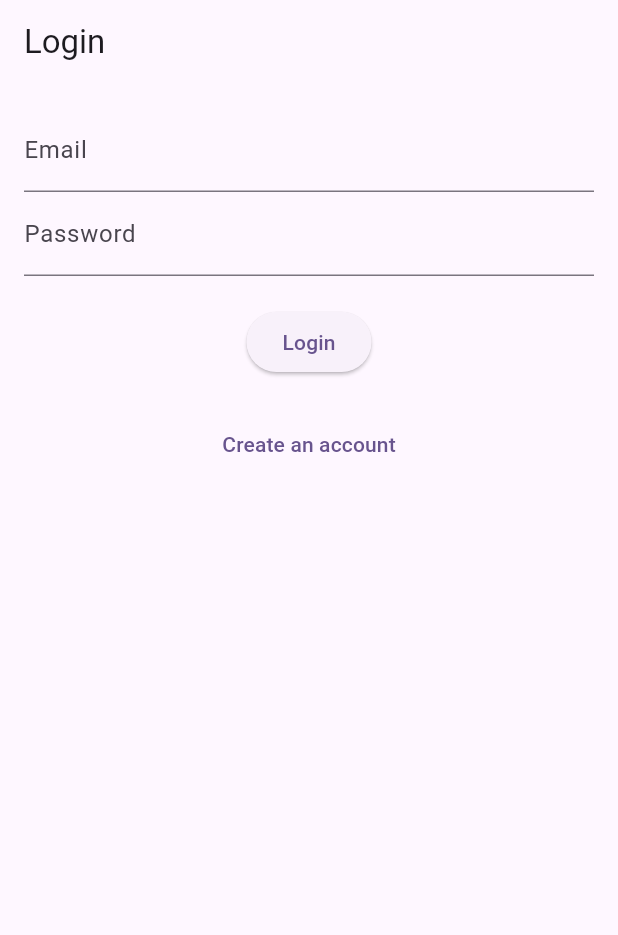
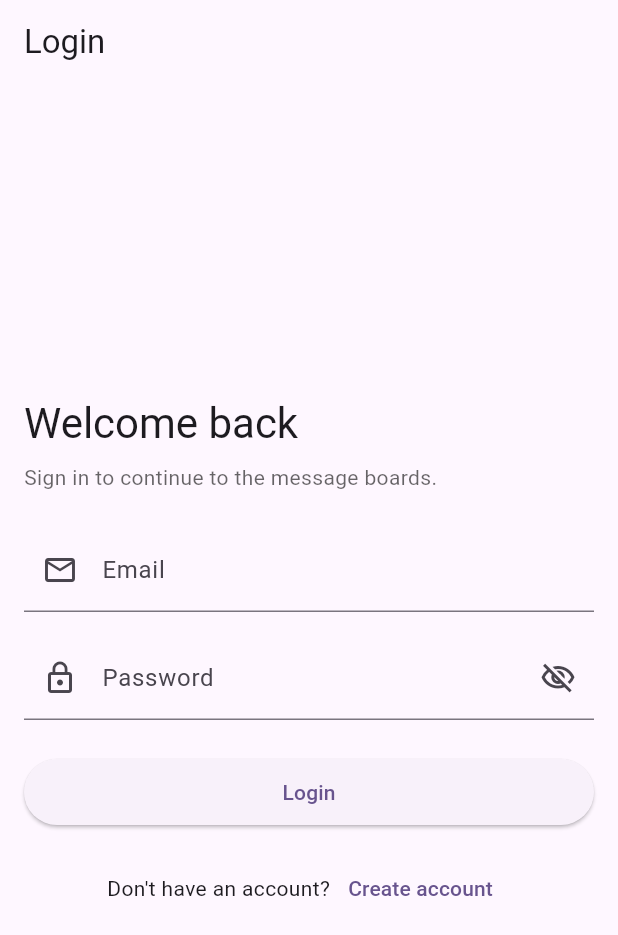
Before and after one commit to NickJohnson06/message_board, a Flutter app: the screen it shows after launch, on a phone screen of 412 x 824 dp. Shown: the top 935 px of the screen. Run offline on Flutter 3.47's test engine with Material 3 defaults, Android fonts, the phone set to English and light mode, and no system bars; our stand-ins replace cloud_firestore, firebase_auth, firebase_core; accounts and stored records are empty.

Commit message:
improved login screen with form validation and better UX

```diff
--- a/lib/screens/auth/login_screen.dart
+++ b/lib/screens/auth/login_screen.dart
@@ -10,12 +10,18 @@ class LoginScreen extends StatefulWidget {
 }
 
 class _LoginScreenState extends State<LoginScreen> {
+  final _formKey = GlobalKey<FormState>();
+
   final _emailController = TextEditingController();
   final _passwordController = TextEditingController();
+
   bool _loading = false;
+  bool _obscurePassword = true;
   String? _errorMessage;
 
   Future<void> _login() async {
+    if (!_formKey.currentState!.validate()) return;
+
     setState(() {
       _loading = true;
       _errorMessage = null;
@@ -26,11 +32,11 @@ class _LoginScreenState extends State<LoginScreen> {
         email: _emailController.text.trim(),
         password: _passwordController.text.trim(),
       );
-
-      // Success → AuthGate will redirect to MainScaffold
+      // On success, AuthGate will rebuild and push MainScaffold.
+      // No need to manually navigate.
     } catch (e) {
       setState(() {
-        _errorMessage = e.toString();
+        _errorMessage = 'Login failed. Please check your email and password.';
         _loading = false;
       });
     }
@@ -38,44 +44,127 @@ class _LoginScreenState extends State<LoginScreen> {
 
   @override
   Widget build(BuildContext context) {
+    final theme = Theme.of(context);
+
     return Scaffold(
       appBar: AppBar(title: const Text('Login')),
       body: Padding(
         padding: const EdgeInsets.all(16),
-        child: Column(
+        child: Center(
+          child: ConstrainedBox(
+            constraints: const BoxConstraints(maxWidth: 420),
+            child: Form(
+              key: _formKey,
+              child: ListView(
+                shrinkWrap: true,
                 children: [
+                  Text(
+                    'Welcome back',
+                    style: theme.textTheme.headlineMedium,
+                  ),
+                  const SizedBox(height: 8),
+                  Text(
+                    'Sign in to continue to the message boards.',
+                    style: theme.textTheme.bodyMedium
+                        ?.copyWith(color: theme.hintColor),
+                  ),
+                  const SizedBox(height: 24),
+
                   if (_errorMessage != null)
-              Text(
+                    Container(
+                      margin: const EdgeInsets.only(bottom: 12),
+                      padding: const EdgeInsets.all(12),
+                      decoration: BoxDecoration(
+                        color: Colors.red.withOpacity(0.06),
+                        borderRadius: BorderRadius.circular(8),
+                        border: Border.all(color: Colors.redAccent),
+                      ),
+                      child: Text(
                         _errorMessage!,
                         style: const TextStyle(color: Colors.red),
                       ),
-            TextField(
+                    ),
+
+                  TextFormField(
                     controller: _emailController,
-              decoration: const InputDecoration(labelText: 'Email'),
+                    decoration: const InputDecoration(
+                      labelText: 'Email',
+                      prefixIcon: Icon(Icons.email_outlined),
                     ),
-            TextField(
+                    keyboardType: TextInputType.emailAddress,
+                    validator: (value) {
+                      final v = value?.trim() ?? '';
+                      if (v.isEmpty) return 'Email is required';
+                      if (!v.contains('@')) return 'Enter a valid email';
+                      return null;
+                    },
+                  ),
+                  const SizedBox(height: 16),
+
+                  TextFormField(
                     controller: _passwordController,
-              decoration: const InputDecoration(labelText: 'Password'),
-              obscureText: true,
+                    decoration: InputDecoration(
+                      labelText: 'Password',
+                      prefixIcon: const Icon(Icons.lock_outline),
+                      suffixIcon: IconButton(
+                        icon: Icon(
+                          _obscurePassword
+                              ? Icons.visibility_off_outlined
+                              : Icons.visibility_outlined,
                         ),
-            const SizedBox(height: 20),
+                        onPressed: () {
+                          setState(() {
+                            _obscurePassword = !_obscurePassword;
+                          });
+                        },
+                      ),
+                    ),
+                    obscureText: _obscurePassword,
+                    validator: (value) {
+                      final v = value ?? '';
+                      if (v.isEmpty) return 'Password is required';
+                      if (v.length < 6) return 'Min 6 characters';
+                      return null;
+                    },
+                  ),
+                  const SizedBox(height: 24),
+
                   _loading
-                ? const CircularProgressIndicator()
-                : ElevatedButton(
+                      ? const Center(child: CircularProgressIndicator())
+                      : SizedBox(
+                          width: double.infinity,
+                          child: ElevatedButton(
                             onPressed: _login,
-                    child: const Text('Login'),
+                            child: const Padding(
+                              padding: EdgeInsets.symmetric(vertical: 12),
+                              child: Text('Login'),
                             ),
-            const SizedBox(height: 20),
+                          ),
+                        ),
+
+                  const SizedBox(height: 16),
+
+                  Row(
+                    mainAxisAlignment: MainAxisAlignment.center,
+                    children: [
+                      const Text("Don't have an account?"),
                       TextButton(
                         onPressed: () {
                           Navigator.push(
                             context,
-                  MaterialPageRoute(builder: (_) => const RegisterScreen()),
+                            MaterialPageRoute(
+                              builder: (_) => const RegisterScreen(),
+                            ),
                           );
                         },
-              child: const Text('Create an account'),
+                        child: const Text('Create account'),
                       ),
                     ],
+                  ),
+                ],
+              ),
+            ),
+          ),
         ),
       ),
     );
```
Lines whose indentation alone changed are shown as unchanged.
